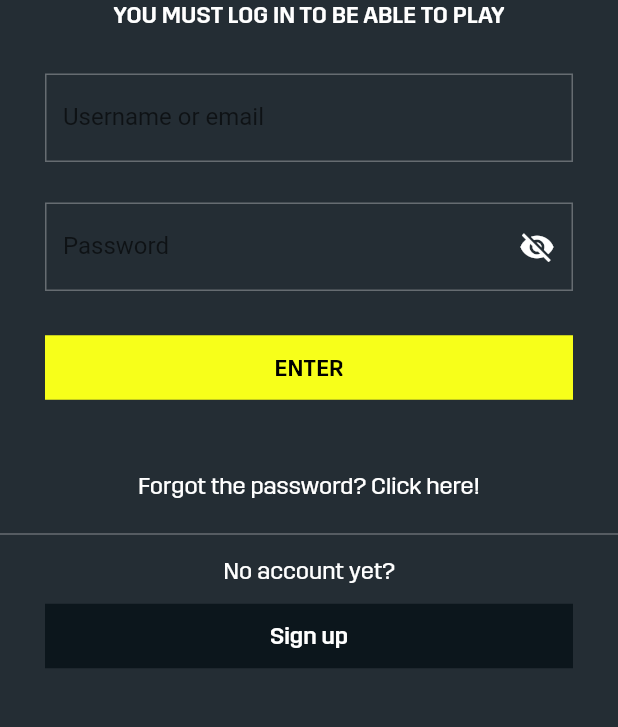
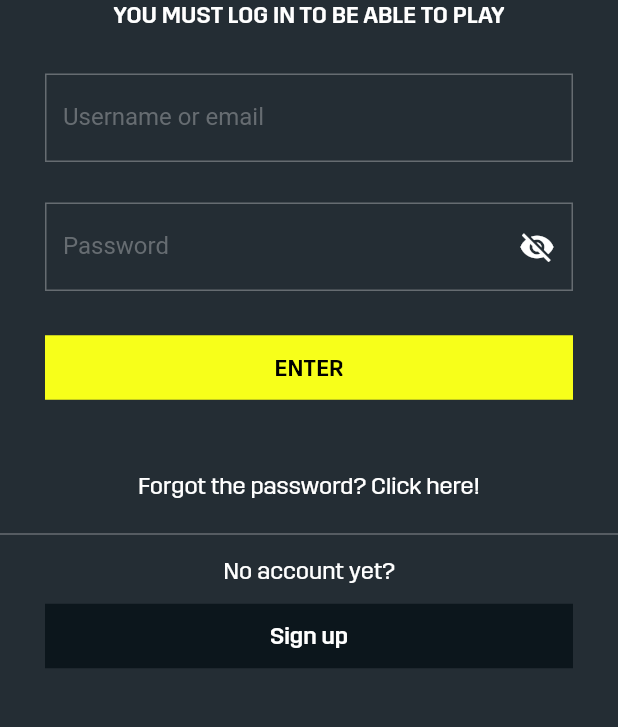
Before and after one commit to marcoredz/daznfun_app_draft, a Flutter app: the screen it shows after launch, on a phone screen of 412 x 824 dp, the part 225-952 px from its top. Run offline on Flutter 3.47's test engine with Material 2 defaults, Android fonts, the phone set to English and light mode, and no system bars; our stand-ins replace shared_preferences.

Commit message:
login page layout image

```diff
--- a/lib/routes/home_route.dart
+++ b/lib/routes/home_route.dart
@@ -1,5 +1,6 @@
 import 'package:daznfun_app_draft/widgets/header.dart';
 import 'package:flutter/material.dart';
+import 'package:shared_preferences/shared_preferences.dart';
 
 class HomeRoute extends StatefulWidget {
   const HomeRoute({Key? key}) : super(key: key);
@@ -18,7 +19,10 @@ class _HomeRouteState extends State<HomeRoute> {
         ),
       ),
       floatingActionButton: FloatingActionButton(
-        onPressed: () {},
+        onPressed: () async {
+          SharedPreferences prefs = await SharedPreferences.getInstance();
+          prefs.setBool('issigned', false);
+        },
         child: const Icon(Icons.add),
       ),
     );
--- a/lib/routes/login_route.dart
+++ b/lib/routes/login_route.dart
@@ -93,7 +93,10 @@ class _LoginScreenState extends State<LoginScreen> {
                   return 'Username or email are requested';
                 }
               },
-              decoration: const InputDecoration(labelText: "Username or email"),
+              decoration: const InputDecoration(
+                labelText: "Username or email",
+                labelStyle: TextStyle(color: DaznCP.loginGray),
+              ),
             ),
             const SizedBox(height: 27),
             TextFormField(
@@ -111,6 +114,7 @@ class _LoginScreenState extends State<LoginScreen> {
               },
               decoration: InputDecoration(
                 labelText: "Password",
+                labelStyle: const TextStyle(color: DaznCP.loginGray),
                 suffixIcon: IconButton(
                   icon: Icon(
                     _passwordVisible ? Icons.visibility : Icons.visibility_off,
```
Also changed, not shown: examples/loginpage_layout.png (added).
